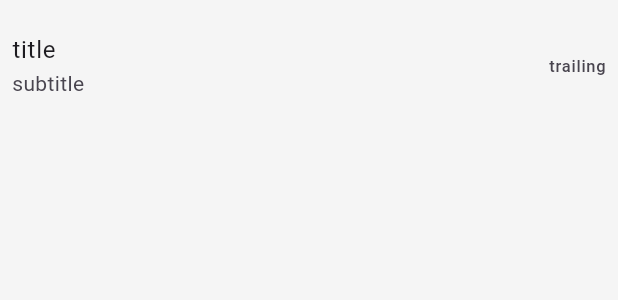
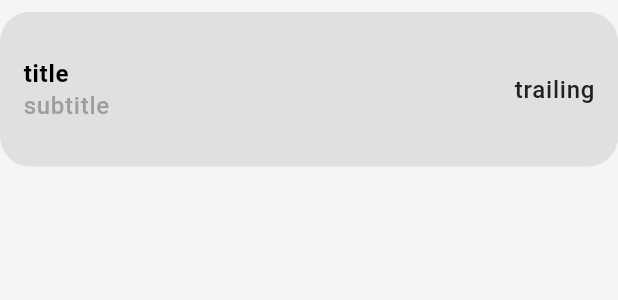
Before and after one commit to moha-med610/joli_crm_flutter, a Flutter app: the CustomerWidget widget shown alone on an empty page, opened directly, on a phone screen of 412 x 824 dp. Shown: the top 300 px of the screen. Run offline on Flutter 3.47's test engine with Material 3 defaults, Android fonts, the phone set to English and light mode, and no system bars; our stand-ins replace awesome_snackbar_content, bloc, dartz, dio, easy_localization, flutter_bloc and 11 more; missing offline and left inert: dart_jsonwebtoken; accounts and stored records are empty; generated files the repository leaves out were written again.

Commit message:
Implement pagination for customer retrieval and enhance loading behavior

```diff
--- a/lib/features/customers/data/data_source/customers_data_source.dart
+++ b/lib/features/customers/data/data_source/customers_data_source.dart
@@ -13,7 +13,10 @@ abstract class CustomersDataSource {
       _CustomersDataSource;
 
   @GET(ApiConstants.getAllCustomers)
-  Future<AllCustomersModel> getAllCustomers();
+  Future<AllCustomersModel> getAllCustomers(
+    @Query("page") int page,
+    @Query("limit") int limit,
+  );
 
   @GET(ApiConstants.searchCustomers)
   Future<AllCustomersModel> searchCustomers(@Query("name") String name);
--- a/lib/features/customers/domain/repo/base_customer_repo.dart
+++ b/lib/features/customers/domain/repo/base_customer_repo.dart
@@ -4,7 +4,10 @@ import 'package:joli_crm/features/customers/data/models/create_customer_model.da
 import 'package:joli_crm/features/customers/domain/entities/customers_res_entity.dart';
 
 abstract class BaseCustomerRepo {
-  Future<Either<Failure, AllCustomers>> getAllCustomers();
+  Future<Either<Failure, AllCustomers>> getAllCustomers({
+    required int page,
+    required int limit,
+  });
 
   Future<Either<Failure, SingleCustomer>> createCustomer(
     CreateCustomerModel data,
--- a/lib/features/customers/presentation/logic/customer_state.dart
+++ b/lib/features/customers/presentation/logic/customer_state.dart
@@ -7,7 +7,7 @@ final class CustomerInitial extends CustomerState {}
 final class CustomerLoading extends CustomerState {}
 
 final class CustomersSuccess extends CustomerState {
-  final AllCustomers customers;
+  final List<Customers> customers;
 
   CustomersSuccess(this.customers);
 }
--- a/lib/features/customers/presentation/widgets/customer_widget.dart
+++ b/lib/features/customers/presentation/widgets/customer_widget.dart
@@ -16,16 +16,42 @@ class CustomerWidget extends StatelessWidget {
 
   @override
   Widget build(BuildContext context) {
-    return GestureDetector(
-      onTap: onTap,
-      child: ListTile(
-        title: Text(title),
-        subtitle: Text(subtitle),
-        trailing: Text(trailing),
-        style: .list,
-        shape: RoundedRectangleBorder(borderRadius: BorderRadius.circular(20)),
-        contentPadding: EdgeInsets.all(8),
-        focusColor: Colors.grey,
+    return Padding(
+      padding: const EdgeInsets.only(top: 8.0),
+      child: GestureDetector(
+        onTap: onTap,
+        child: ListTile(
+          title: Text(
+            title,
+            style: Theme.of(context).primaryTextTheme.labelMedium!.copyWith(
+              color: Colors.black,
+              fontWeight: FontWeight.bold,
+            ),
+          ),
+          subtitle: Text(
+            subtitle,
+            style: Theme.of(context).primaryTextTheme.labelMedium!.copyWith(
+              color: Colors.grey,
+              fontSize: 16,
+              fontWeight: FontWeight.w500,
+            ),
+          ),
+          trailing: Text(
+            trailing,
+            style: Theme.of(context).primaryTextTheme.labelMedium!.copyWith(
+              color: Colors.grey.shade900,
+              fontSize: 16,
+              fontWeight: FontWeight.w500,
+            ),
+          ),
+          shape: RoundedRectangleBorder(
+            borderRadius: BorderRadius.circular(20),
+            side: BorderSide(color: Colors.grey.shade300, width: 1.5),
+          ),
+          contentPadding: EdgeInsets.all(14),
+          splashColor: Colors.black,
+          tileColor: Colors.grey.shade300,
+        ),
       ),
     );
   }
```
Also changed, not shown: lib/features/customers/data/repo/customer_repo_impl.dart (+5 -2 lines), lib/features/customers/domain/use_csaes/get_all_customers_use_case.dart (+5 -2 lines), lib/features/customers/presentation/logic/customer_cubit.dart (+36 -5 lines), lib/features/customers/presentation/screens/customers_screen.dart (+44 -8 lines), lib/features/customers/data/data_source/customers_data_source.g.dart.
